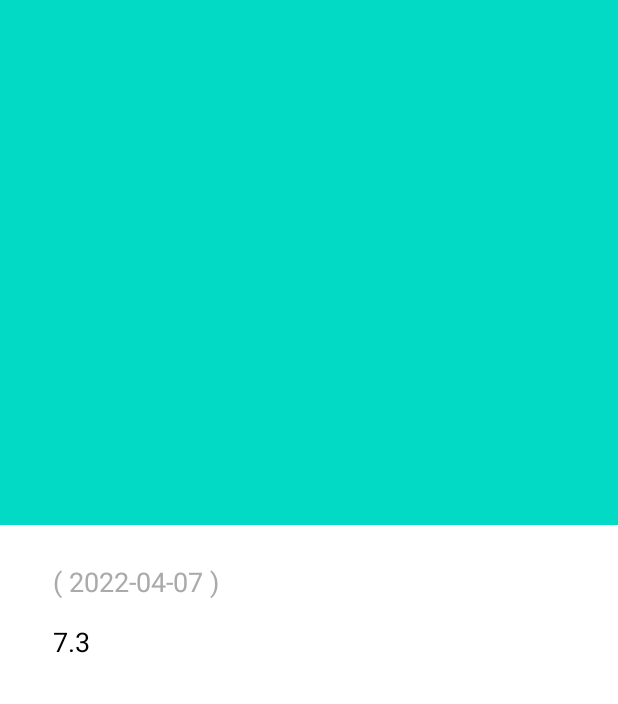
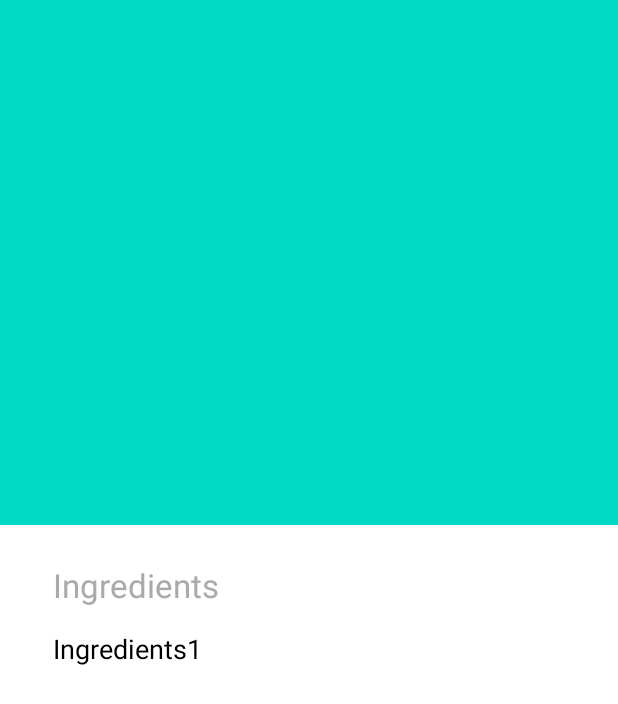
Before and after one commit to Feyzarkt/CoffeeApiDemo, an Android app: the layout fragment_detail_screen.xml on its own in the app's theme, with its tools: preview values and no code run, on a phone screen of 412 x 824 dp. Shown: the top 704 px of the screen. Run offline under Robolectric (Android 15) with nearby library versions, the phone set to English and light mode, and no system bars.

Commit message:
Update details screen ui

```diff
--- a/app/src/main/res/layout/fragment_detail_screen.xml
+++ b/app/src/main/res/layout/fragment_detail_screen.xml
@@ -52,13 +52,13 @@
             android:padding="25dp">
 
             <androidx.appcompat.widget.AppCompatTextView
-                android:id="@+id/tvCoffeeName"
+                android:id="@+id/tvCoffeeIngredientsTitle"
                 android:layout_width="wrap_content"
                 android:layout_height="wrap_content"
                 android:layout_marginStart="10dp"
                 android:textColor="@android:color/darker_gray"
-                android:textSize="18sp"
-                tools:text="( 2022-04-07 )"
+                android:textSize="22sp"
+                android:text="Ingredients"
                 app:layout_constraintTop_toTopOf="parent"
                 app:layout_constraintStart_toStartOf="parent"/>
 
@@ -70,8 +70,8 @@
                 android:layout_marginStart="10dp"
                 android:textColor="@color/black"
                 android:textSize="18sp"
-                tools:text="7.3"
-                app:layout_constraintTop_toBottomOf="@id/tvCoffeeName"
+                tools:text="Ingredients1"
+                app:layout_constraintTop_toBottomOf="@id/tvCoffeeIngredientsTitle"
                 app:layout_constraintStart_toStartOf="parent"/>
 
         </androidx.constraintlayout.widget.ConstraintLayout>
```
